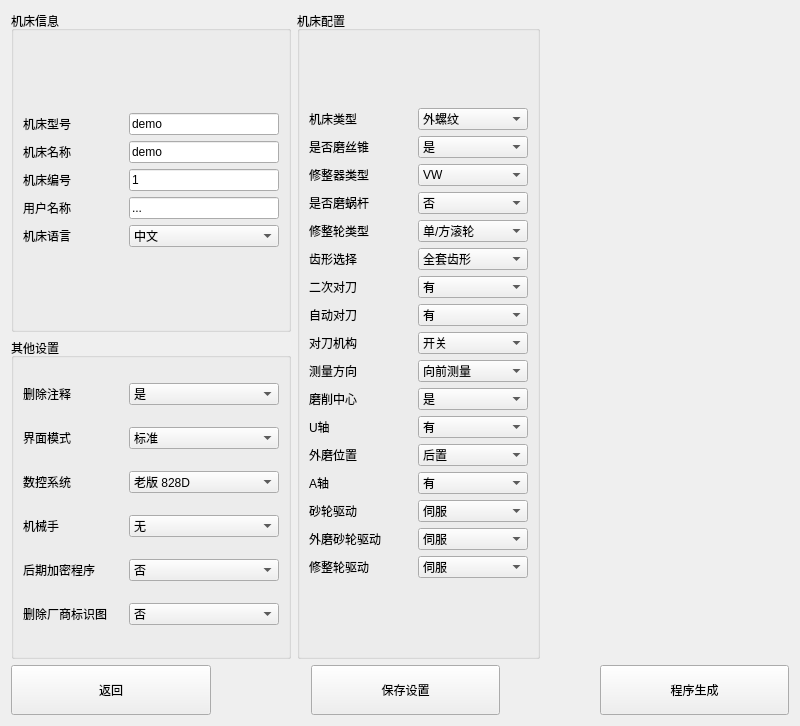
Before: the Qt Designer form creatorwindow.ui in nie11kun/HorizonJuicerCreator, drawn with Qt 5.
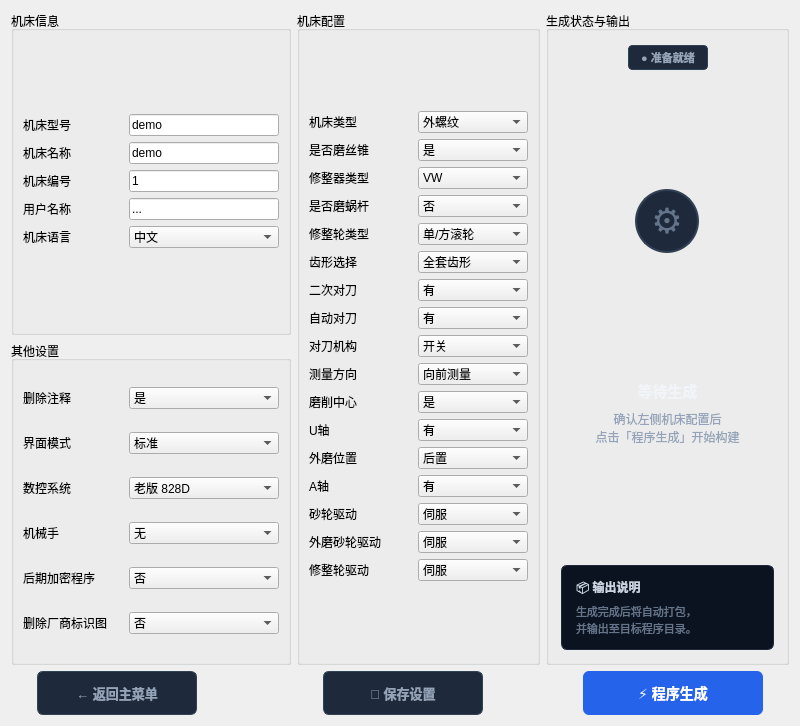
After: the same form once the commit is applied.

```diff
--- a/creatorwindow.ui
+++ b/creatorwindow.ui
@@ -749,13 +749,48 @@
       </widget>
      </item>
      <item>
-      <layout class="QVBoxLayout" name="verticalLayout_5">
+      <widget class="QGroupBox" name="groupBoxStatus">
+       <property name="title">
+        <string>生成状态与输出</string>
+       </property>
+       <layout class="QVBoxLayout" name="statusPanelLayout">
+        <property name="spacing">
+         <number>8</number>
+        </property>
+        <property name="leftMargin">
+         <number>12</number>
+        </property>
+        <property name="topMargin">
+         <number>14</number>
+        </property>
+        <property name="rightMargin">
+         <number>12</number>
+        </property>
+        <property name="bottomMargin">
+         <number>12</number>
+        </property>
        <item>
-        <layout class="QVBoxLayout" name="verticalLayout_7">
+         <layout class="QHBoxLayout" name="badgeHeaderLayout">
          <item>
-          <widget class="QLabel" name="labelInfo">
+           <spacer name="badgeSpacerLeft">
+            <property name="orientation">
+             <enum>Qt::Horizontal</enum>
+            </property>
+            <property name="sizeHint" stdset="0">
+             <size>
+              <width>40</width>
+              <height>20</height>
+             </size>
+            </property>
+           </spacer>
+          </item>
+          <item>
+           <widget class="QLabel" name="labelStateBadge">
+            <property name="styleSheet">
+             <string notr="true">color: #94a3b8; background-color: #1e293b; border: 1px solid #334155; border-radius: 4px; padding: 3px 12px; font-size: 11px; font-weight: bold;</string>
+            </property>
            <property name="text">
-            <string/>
+             <string>● 准备就绪</string>
            </property>
            <property name="alignment">
             <set>Qt::AlignmentFlag::AlignCenter</set>
@@ -763,13 +798,82 @@
           </widget>
          </item>
          <item>
+           <spacer name="badgeSpacerRight">
+            <property name="orientation">
+             <enum>Qt::Horizontal</enum>
+            </property>
+            <property name="sizeHint" stdset="0">
+             <size>
+              <width>40</width>
+              <height>20</height>
+             </size>
+            </property>
+           </spacer>
+          </item>
+         </layout>
+        </item>
+        <item>
+         <spacer name="spacerBeforeCenter">
+          <property name="orientation">
+           <enum>Qt::Vertical</enum>
+          </property>
+          <property name="sizeHint" stdset="0">
+           <size>
+            <width>20</width>
+            <height>12</height>
+           </size>
+          </property>
+         </spacer>
+        </item>
+        <item>
+         <layout class="QVBoxLayout" name="centerVisualLayout">
+          <property name="spacing">
+           <number>8</number>
+          </property>
+          <item alignment="Qt::AlignmentFlag::AlignCenter">
+           <widget class="QLabel" name="labelIdleIcon">
+            <property name="minimumSize">
+             <size>
+              <width>64</width>
+              <height>64</height>
+             </size>
+            </property>
+            <property name="maximumSize">
+             <size>
+              <width>64</width>
+              <height>64</height>
+             </size>
+            </property>
+            <property name="font">
+             <font>
+              <pointsize>26</pointsize>
+             </font>
+            </property>
+            <property name="styleSheet">
+             <string notr="true">QLabel#labelIdleIcon { background-color: #1e293b; border: 2px solid #334155; border-radius: 32px; color: #64748b; }</string>
+            </property>
+            <property name="text">
+             <string>⚙</string>
+            </property>
+            <property name="alignment">
+             <set>Qt::AlignmentFlag::AlignCenter</set>
+            </property>
+           </widget>
+          </item>
+          <item alignment="Qt::AlignmentFlag::AlignCenter">
           <widget class="QLabel" name="labelProcessing">
            <property name="minimumSize">
             <size>
-             <width>200</width>
-             <height>200</height>
-            </size>
-           </property>
+              <width>110</width>
+              <height>110</height>
+             </size>
+            </property>
+            <property name="maximumSize">
+             <size>
+              <width>110</width>
+              <height>110</height>
+             </size>
+            </property>
            <property name="text">
             <string/>
            </property>
@@ -778,16 +882,121 @@
            </property>
           </widget>
          </item>
+          <item>
+           <widget class="QLabel" name="labelStatusTitle">
+            <property name="font">
+             <font>
+              <pointsize>11</pointsize>
+              <bold>true</bold>
+             </font>
+            </property>
+            <property name="styleSheet">
+             <string notr="true">color: #f1f5f9; font-weight: bold;</string>
+            </property>
+            <property name="text">
+             <string>等待生成</string>
+            </property>
+            <property name="alignment">
+             <set>Qt::AlignmentFlag::AlignCenter</set>
+            </property>
+           </widget>
+          </item>
+          <item>
+           <widget class="QLabel" name="labelInfo">
+            <property name="font">
+             <font>
+              <pointsize>9</pointsize>
+             </font>
+            </property>
+            <property name="styleSheet">
+             <string notr="true">color: #94a3b8; line-height: 140%;</string>
+            </property>
+            <property name="text">
+             <string>确认左侧机床配置后&#10;点击「程序生成」开始构建</string>
+            </property>
+            <property name="alignment">
+             <set>Qt::AlignmentFlag::AlignCenter</set>
+            </property>
+            <property name="wordWrap">
+             <bool>true</bool>
+            </property>
+           </widget>
+          </item>
         </layout>
        </item>
        <item>
-        <widget class="QLabel" name="label_3">
+         <spacer name="spacerAfterCenter">
+          <property name="orientation">
+           <enum>Qt::Vertical</enum>
+          </property>
+          <property name="sizeHint" stdset="0">
+           <size>
+            <width>20</width>
+            <height>12</height>
+           </size>
+          </property>
+         </spacer>
+        </item>
+        <item>
+         <widget class="QFrame" name="hintFrame">
+          <property name="styleSheet">
+           <string notr="true">QFrame#hintFrame { background-color: #0b1320; border: 1px solid #1e293b; border-radius: 6px; padding: 6px; }</string>
+          </property>
+          <layout class="QVBoxLayout" name="hintFrameLayout">
+           <property name="spacing">
+            <number>3</number>
+           </property>
+           <property name="leftMargin">
+            <number>8</number>
+           </property>
+           <property name="topMargin">
+            <number>6</number>
+           </property>
+           <property name="rightMargin">
+            <number>8</number>
+           </property>
+           <property name="bottomMargin">
+            <number>6</number>
+           </property>
+           <item>
+            <widget class="QLabel" name="labelHintTitle">
+             <property name="font">
+              <font>
+               <pointsize>9</pointsize>
+               <bold>true</bold>
+              </font>
+             </property>
+             <property name="styleSheet">
+              <string notr="true">color: #cbd5e1;</string>
+             </property>
          <property name="text">
-          <string/>
+              <string>📦 输出说明</string>
          </property>
         </widget>
        </item>
-      </layout>
+           <item>
+            <widget class="QLabel" name="labelHintDesc">
+             <property name="font">
+              <font>
+               <pointsize>8</pointsize>
+              </font>
+             </property>
+             <property name="styleSheet">
+              <string notr="true">color: #64748b; line-height: 130%;</string>
+             </property>
+             <property name="text">
+              <string>生成完成后将自动打包，&#10;并输出至目标程序目录。</string>
+             </property>
+             <property name="wordWrap">
+              <bool>true</bool>
+             </property>
+            </widget>
+           </item>
+          </layout>
+         </widget>
+        </item>
+       </layout>
+      </widget>
      </item>
     </layout>
    </item>
@@ -801,17 +1010,25 @@
        <property name="minimumSize">
         <size>
          <width>0</width>
-         <height>50</height>
+         <height>44</height>
         </size>
        </property>
        <property name="maximumSize">
         <size>
-         <width>200</width>
+         <width>160</width>
          <height>16777215</height>
         </size>
        </property>
+       <property name="font">
+        <font>
+         <pointsize>10</pointsize>
+        </font>
+       </property>
+       <property name="styleSheet">
+        <string notr="true">QPushButton#backButton { background-color: #1e293b; color: #94a3b8; border: 1px solid #334155; border-radius: 6px; font-size: 13px; font-weight: 500; } QPushButton#backButton:hover { background-color: #334155; color: #f8fafc; border-color: #475569; } QPushButton#backButton:pressed { background-color: #0f172a; }</string>
+       </property>
        <property name="text">
-        <string>返回</string>
+        <string>← 返回主菜单</string>
        </property>
       </widget>
      </item>
@@ -825,17 +1042,26 @@
          <property name="minimumSize">
           <size>
            <width>0</width>
-           <height>50</height>
+         <height>44</height>
           </size>
          </property>
          <property name="maximumSize">
           <size>
-           <width>200</width>
+         <width>160</width>
            <height>16777215</height>
           </size>
          </property>
+       <property name="font">
+        <font>
+         <pointsize>10</pointsize>
+         <bold>true</bold>
+        </font>
+       </property>
+       <property name="styleSheet">
+        <string notr="true">QPushButton#saveDataPushButton { background-color: #1e293b; color: #94a3b8; border: 1px solid #334155; border-radius: 6px; font-size: 13px; font-weight: bold; } QPushButton#saveDataPushButton:hover { background-color: #334155; color: #f8fafc; border-color: #475569; } QPushButton#saveDataPushButton:pressed { background-color: #0f172a; }</string>
+       </property>
          <property name="text">
-          <string>保存设置</string>
+        <string>💾 保存设置</string>
          </property>
         </widget>
        </item>
@@ -844,17 +1070,26 @@
          <property name="minimumSize">
           <size>
            <width>0</width>
-           <height>50</height>
+         <height>44</height>
           </size>
          </property>
          <property name="maximumSize">
           <size>
-           <width>200</width>
+         <width>180</width>
            <height>16777215</height>
           </size>
          </property>
+       <property name="font">
+        <font>
+         <pointsize>10</pointsize>
+         <bold>true</bold>
+        </font>
+       </property>
+       <property name="styleSheet">
+        <string notr="true">QPushButton#creatPushButton { background-color: #2563eb; color: #ffffff; border: none; border-radius: 6px; font-weight: bold; font-size: 14px; } QPushButton#creatPushButton:hover { background-color: #3b82f6; } QPushButton#creatPushButton:pressed { background-color: #1d4ed8; } QPushButton#creatPushButton:disabled { background-color: #334155; color: #64748b; }</string>
+       </property>
          <property name="text">
-          <string>程序生成</string>
+        <string>⚡ 程序生成</string>
          </property>
         </widget>
        </item>
```
Lines whose indentation alone changed are shown as unchanged.
